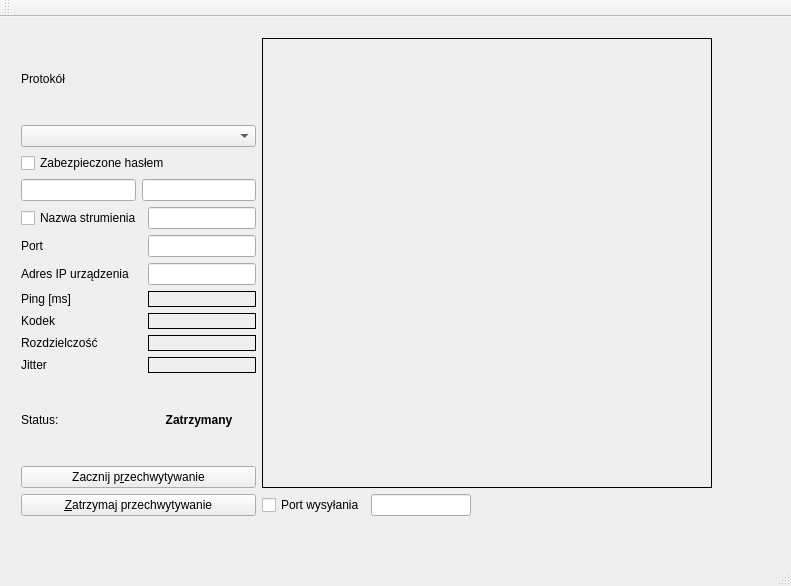
dejff/PD, file mainwindow.ui: the form before one commit.
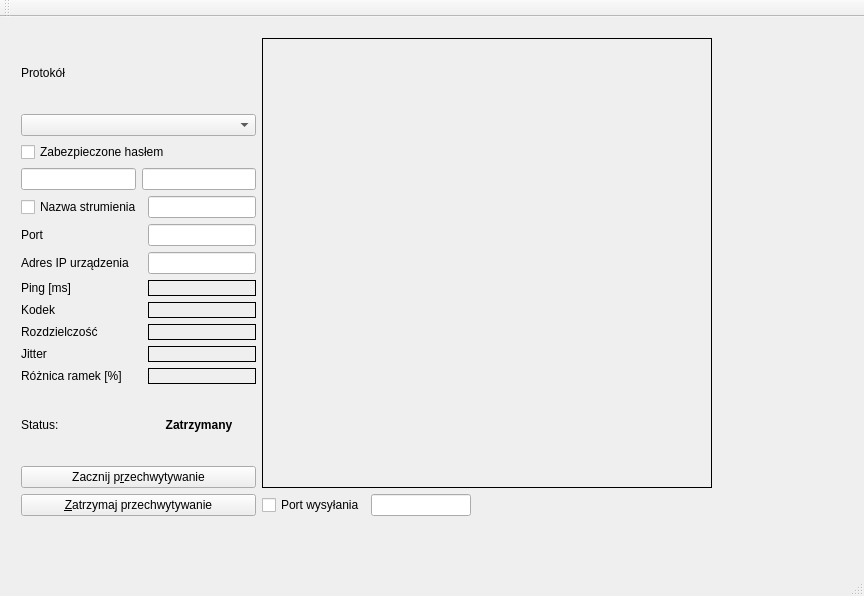
The form after the commit.

Commit message: Różnica ramek, do ogarnięcia próg różnicy. Potestować i określić próg różnicy dla ramek, które będą określone jako takie same, a jakie będą określone jako różne.

```diff
--- a/mainwindow.ui
+++ b/mainwindow.ui
@@ -6,8 +6,8 @@
    <rect>
     <x>0</x>
     <y>0</y>
-    <width>791</width>
-    <height>586</height>
+    <width>864</width>
+    <height>596</height>
    </rect>
   </property>
   <property name="windowTitle">
@@ -19,7 +19,7 @@
      <rect>
       <x>10</x>
       <y>10</y>
-      <width>771</width>
+      <width>831</width>
       <height>511</height>
      </rect>
     </property>
@@ -59,6 +59,16 @@
        </item>
        <item>
         <layout class="QGridLayout" name="gridLayout">
+         <item row="8" column="1">
+          <widget class="QLabel" name="diffLabel">
+           <property name="styleSheet">
+            <string notr="true">border: 1px solid</string>
+           </property>
+           <property name="text">
+            <string/>
+           </property>
+          </widget>
+         </item>
          <item row="7" column="0">
           <widget class="QLabel" name="label_9">
            <property name="text">
@@ -158,6 +168,29 @@
            </property>
           </widget>
          </item>
+         <item row="7" column="1">
+          <widget class="QLabel" name="jitterLabel">
+           <property name="styleSheet">
+            <string notr="true">border: 1px solid</string>
+           </property>
+           <property name="text">
+            <string/>
+           </property>
+          </widget>
+         </item>
+         <item row="8" column="0">
+          <widget class="QLabel" name="label_12">
+           <property name="cursor">
+            <cursorShape>ArrowCursor</cursorShape>
+           </property>
+           <property name="text">
+            <string>Różnica ramek [%]</string>
+           </property>
+           <property name="wordWrap">
+            <bool>true</bool>
+           </property>
+          </widget>
+         </item>
         </layout>
        </item>
        <item>
```
Left out of the diff: 24 changed lines with no effect on the pictures. The commit also changes 7 other files.
